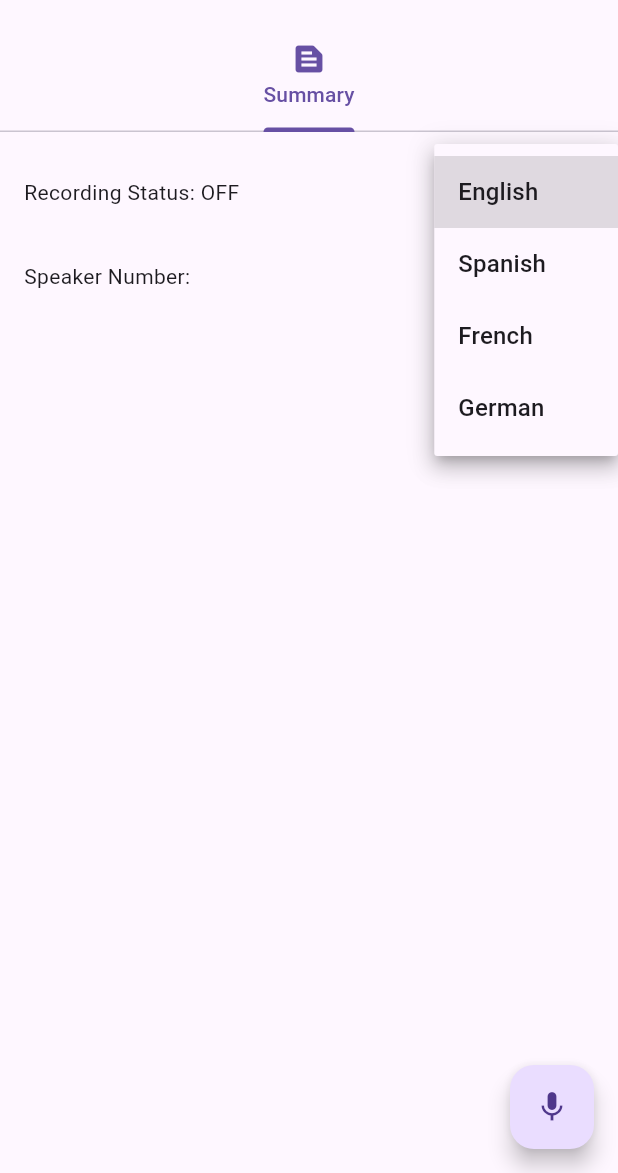
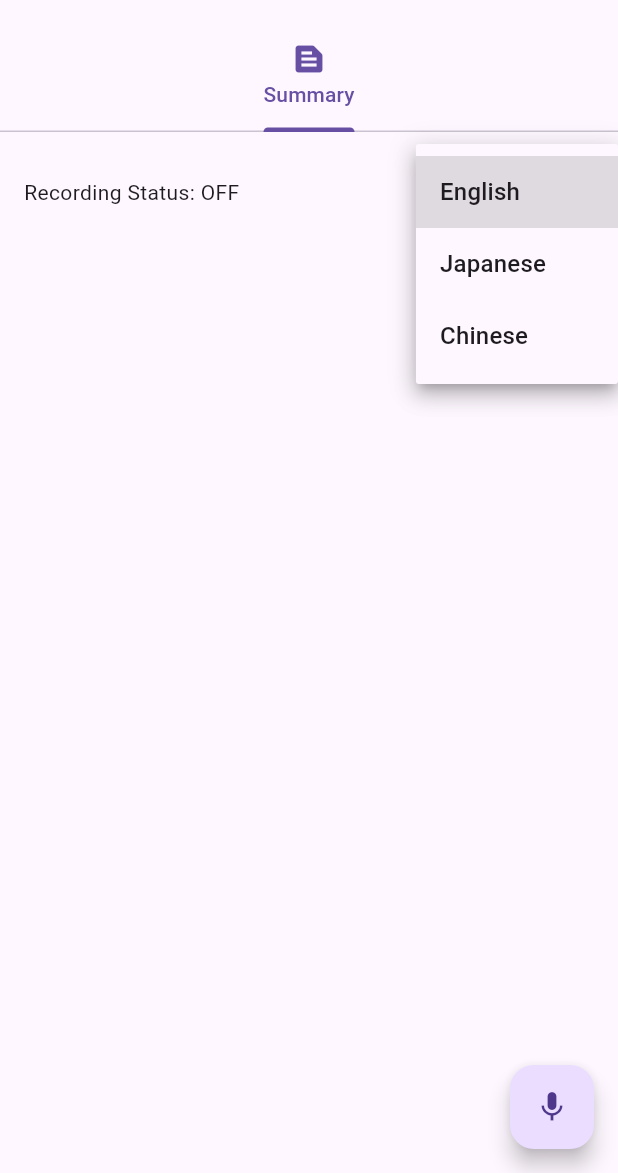
Before and after one commit to fvn-manhtd/meeting-ai, a Flutter app: the screen it shows after launch, after a tap on "English", on a phone screen of 412 x 824 dp, the part 63-1236 px from its top. Run offline on Flutter 3.47's test engine with Material 3 defaults, Android fonts, the phone set to English and light mode, and no system bars; our stand-ins replace googleapis_auth, logger, permission_handler, speech_to_text; missing offline and left inert: flutter_sound, googleapis, sound_stream; project files that could hold a hidden picture were left out.

Commit message:
Add language selection support for speech recognition
- Implement language code mapping for speech recognition
- Update SpeechTextService to support language-specific listening
- Modify RecordingScreen to dynamically generate language dropdown
- Add language name mapping helper method
- Enhance speech recognition configuration with language selection

```diff
--- a/lib/main.dart
+++ b/lib/main.dart
@@ -36,6 +36,13 @@ class _RecordingScreenState extends State<RecordingScreen> with SingleTickerProv
   int _selectedSpeaker = 1;
 
   late TabController _tabController;
+
+  // Update language map
+  final Map<String, String> _languageCodes = {
+    'en': 'en_US',
+    'ja': 'ja_JP',
+    'zh': 'zh_CN',
+  };
 
   @override
   void initState() {
@@ -95,7 +102,10 @@ class _RecordingScreenState extends State<RecordingScreen> with SingleTickerProv
       } else {
         final hasPermission = await AppPermissions.requestMicrophoneAccess();
         if (hasPermission) {
-          await _speechService.startListening();
+          // Pass selected language when starting
+          await _speechService.startListening(
+            language: _languageCodes[_selectedLanguage],
+          );
           _transcriptionSubscription = _speechService.transcriptionStream.listen(
             (transcript) {
               final now = DateTime.now();
@@ -182,43 +192,23 @@ class _RecordingScreenState extends State<RecordingScreen> with SingleTickerProv
       children: [
         Padding(
           padding: const EdgeInsets.all(16.0),
-          child: Column(
+          child: Row(
+            mainAxisAlignment: MainAxisAlignment.spaceBetween,
             children: [
-              // First row: Recording Status and Language
-              Row(
-                mainAxisAlignment: MainAxisAlignment.spaceBetween,
-                children: [
-                  Text('Recording Status: ${_recorder.isRecording ? 'ON' : 'OFF'}'),
-                  DropdownButton<String>(
-                    value: _selectedLanguage,
-                    items: const [
-                      DropdownMenuItem(value: 'en', child: Text('English')),
-                      DropdownMenuItem(value: 'es', child: Text('Spanish')),
-                      DropdownMenuItem(value: 'fr', child: Text('French')),
-                      DropdownMenuItem(value: 'de', child: Text('German')),
-                    ],
-                    onChanged: (value) => setState(() => _selectedLanguage = value!),
-                  ),
-                ],
-              ),
-              SizedBox(height: 8),
-              // Second row: Speaker Number selector
-              Row(
-                mainAxisAlignment: MainAxisAlignment.spaceBetween,
-                children: [
-                  Text('Speaker Number:'),
-                  DropdownButton<int>(
-                    value: _selectedSpeaker,
-                    items: List.generate(
-                      5, // Number of speakers (1-5)
-                      (index) => DropdownMenuItem(
-                        value: index + 1,
-                        child: Text('Speaker ${index + 1}'),
-                      ),
-                    ),
-                    onChanged: (value) => setState(() => _selectedSpeaker = value!),
-                  ),
-                ],
+              Text('Recording Status: ${_recorder.isRecording ? 'ON' : 'OFF'}'),
+              DropdownButton<String>(
+                value: _selectedLanguage,
+                items: _languageCodes.keys.map((String key) {
+                  return DropdownMenuItem<String>(
+                    value: key,
+                    child: Text(_getLanguageName(key)),
+                  );
+                }).toList(),
+                onChanged: (String? value) {
+                  if (value != null) {
+                    setState(() => _selectedLanguage = value);
+                  }
+                },
               ),
             ],
           ),
@@ -265,6 +255,19 @@ class _RecordingScreenState extends State<RecordingScreen> with SingleTickerProv
     );
   }
 
+  String _getLanguageName(String code) {
+    switch (code) {
+      case 'en':
+        return 'English';
+      case 'ja':
+        return 'Japanese';
+      case 'zh':
+        return 'Chinese';
+      default:
+        return 'Unknown';
+    }
+  }
+
   @override
   void dispose() {
     _recorder.dispose();
--- a/lib/services/speech_text2.dart
+++ b/lib/services/speech_text2.dart
@@ -9,6 +9,7 @@ class SpeechTextService {
   final StreamController<String> _transcriptionController = StreamController<String>.broadcast();
   bool _isSpeechAvailable = false;
   bool _isListening = false;
+// Default language
 // Keep track of current transcript
   static const int PAUSE_THRESHOLD = 5; // 5 seconds pause threshold
 
@@ -20,11 +21,17 @@ class SpeechTextService {
     );
   }
 
-  // Start listening for speech input
-  Future<void> startListening() async {
+  // Start listening for speech input with language selection
+  Future<void> startListening({String? language}) async {
     if (_isSpeechAvailable && !_isListening) {
       _isListening = true;
-      await _speechToText.listen(onResult: _onSpeechResult);
+      await _speechToText.listen(
+        onResult: _onSpeechResult,
+        listenFor: Duration(minutes: 1),
+        pauseFor: Duration(seconds: 5),
+        partialResults: true,
+        localeId: language ?? 'en_US', // Use selected language or default to en_US
+      );
     }
   }
 
```
